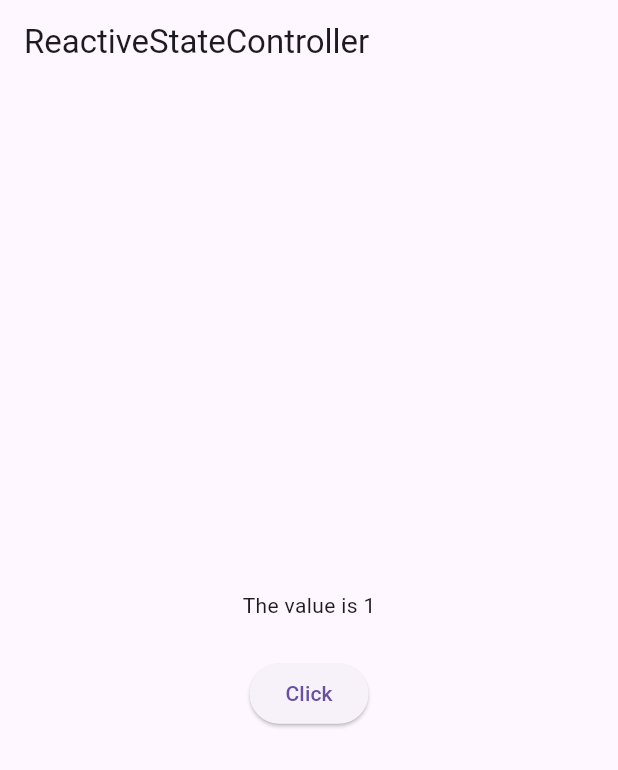
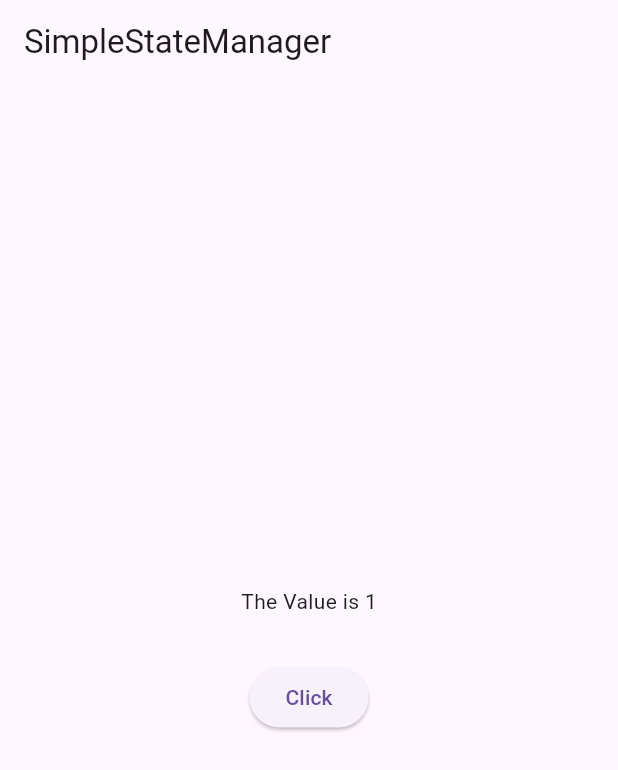
Before and after one commit to hijasahamed/LearnGetX, a Flutter app: the screen it shows after launch, after a tap on "Click", on a phone screen of 412 x 824 dp. Shown: the top 770 px of the screen. Run offline on Flutter 3.47's test engine with Material 3 defaults, Android fonts, the phone set to English and light mode, and no system bars; our stand-ins replace get.

Commit message:
last updated

```diff
--- a/lib/getx_functions/reactive_state_manager_GetX with Controller Type/ui_screen.dart
+++ b/lib/getx_functions/reactive_state_manager_GetX with Controller Type/ui_screen.dart
@@ -1,8 +1,5 @@
-import 'package:flutter/foundation.dart';
 import 'package:flutter/material.dart';
-import 'package:flutter/widgets.dart';
 import 'package:get/get.dart';
-import 'package:sample_flutter/getx_functions/getx_controller/controller.dart';
 import 'package:sample_flutter/getx_functions/reactive_state_manager_GetX%20with%20Controller%20Type/controller.dart';
 
 class reactivestatemanagerGetXwithControllerType extends StatelessWidget {
@@ -25,7 +22,7 @@ class reactivestatemanagerGetXwithControllerType extends StatelessWidget {
                 );
               }
             ),
-            SizedBox(height: 25,),
+            const SizedBox(height: 25,),
             ElevatedButton(
               onPressed: (){
                 Get.find<ReactiveStateControllerController>().increment();
--- /dev/null
+++ b/lib/getx_functions/simple_state_manager_getbuilder/controller.dart
@@ -0,0 +1,12 @@
+import 'package:get/get.dart';
+
+class SimpleStateController extends GetxController{
+
+  var count=0;
+
+  void incrememt(){
+    count++;
+    update();
+  }
+
+}
--- /dev/null
+++ b/lib/getx_functions/simple_state_manager_getbuilder/ui_screen.dart
@@ -0,0 +1,36 @@
+import 'package:flutter/material.dart';
+import 'package:get/get.dart';
+import 'package:sample_flutter/getx_functions/simple_state_manager_getbuilder/controller.dart';
+
+class SimpleStateManager extends StatelessWidget {
+  const SimpleStateManager({super.key});
+
+  @override
+  Widget build(BuildContext context) {
+    return Scaffold(
+      appBar: AppBar(title: const Text('SimpleStateManager'),),
+      body: SizedBox(
+        width: double.maxFinite,
+        child: Column(
+          mainAxisAlignment: MainAxisAlignment.center,
+          crossAxisAlignment: CrossAxisAlignment.center,
+          children: [
+            GetBuilder<SimpleStateController>(
+              init: SimpleStateController(),
+              builder: (controller){
+                return Text('The Value is ${controller.count}');
+              }
+            ),
+            const SizedBox(height: 30,),
+            ElevatedButton(
+              onPressed: (){
+                Get.find<SimpleStateController>().incrememt();
+              },
+              child: const Text('Click')
+            )
+          ],
+        ),
+      ),
+    );
+  }
+}
--- a/lib/main.dart
+++ b/lib/main.dart
@@ -1,8 +1,6 @@
 import 'package:flutter/material.dart';
 import 'package:get/get.dart';
-import 'package:sample_flutter/getx_functions/listen_watch/ui_screen.dart';
-import 'package:sample_flutter/getx_functions/reactive_state_controller.dart';
-import 'package:sample_flutter/getx_functions/reactive_state_manager_GetX%20with%20Controller%20Type/ui_screen.dart';
+import 'package:sample_flutter/getx_functions/simple_state_manager_getbuilder/ui_screen.dart';
 
 
 void main() {
@@ -18,7 +16,7 @@ class MyApp extends StatelessWidget {
   Widget build(BuildContext context) {
     return  const GetMaterialApp(
       debugShowCheckedModeBanner: false,
-      home: reactivestatemanagerGetXwithControllerType(),
+      home: SimpleStateManager(),
     );
   }
 }
```
Also changed, not shown: lib/getx_functions/listen_watch/controller.dart (deleted, +0 -23 lines), lib/getx_functions/listen_watch/ui_screen.dart (deleted, +0 -34 lines).
